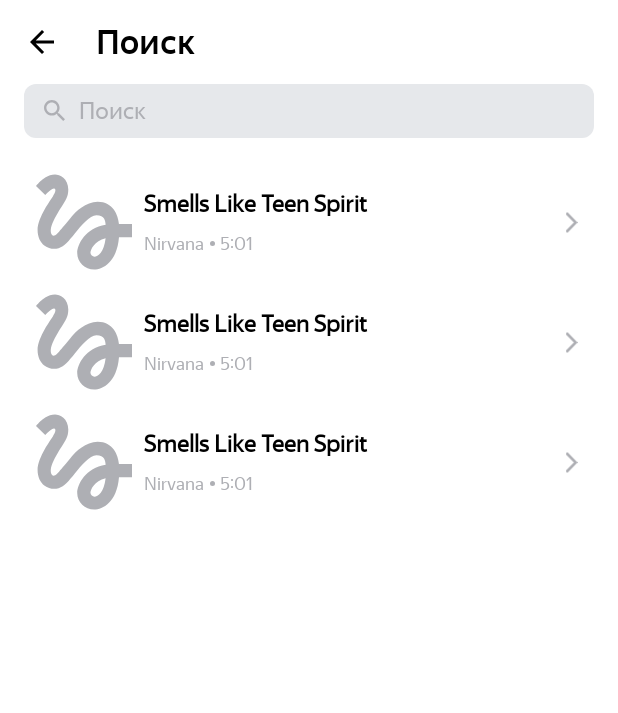
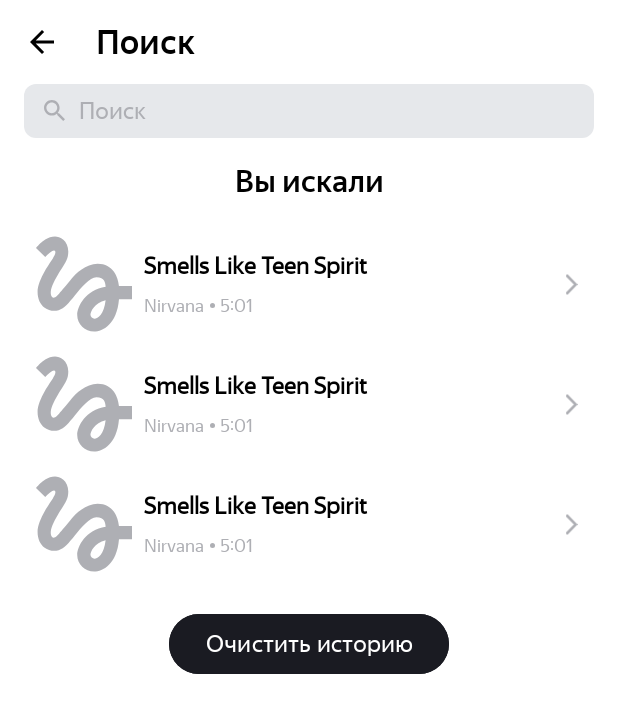
Before and after one commit to EfiR4ik/PlaylistMaker2, an Android app: the layout activity_search.xml on its own in the app's theme, with its tools: preview values and no code run, on a phone screen of 412 x 824 dp. Shown: the top 713 px of the screen. Run offline under Robolectric (Android 15) with nearby library versions, the phone set to English and light mode, and no system bars.

Commit message:
Added search history and search logic (ex12)

```diff
--- a/app/build.gradle.kts
+++ b/app/build.gradle.kts
@@ -37,6 +37,8 @@ android {
 
 dependencies {
     implementation(libs.glide)
+    annotationProcessor (libs.compiler)
+    implementation(libs.gson)
     implementation(libs.androidx.core.ktx)
     implementation(libs.androidx.appcompat)
     implementation(libs.material)
--- a/app/src/main/res/layout/activity_search.xml
+++ b/app/src/main/res/layout/activity_search.xml
@@ -81,12 +81,32 @@
             android:layout_gravity="end"
             tools:ignore="RtlSymmetry"/>
     </FrameLayout>
+    <ScrollView
+        android:layout_width="match_parent"
+        android:layout_height="match_parent">
 
+        <LinearLayout
+            android:layout_width="match_parent"
+            android:layout_height="wrap_content"
+            android:orientation="vertical">
+
+            <!-- SEARCH HISTORY TITLE -->
+            <TextView
+                android:id="@+id/history_title"
+                style="@style/titleText"
+                android:layout_width="match_parent"
+                android:layout_height="wrap_content"
+                android:text="@string/search_history"
+                android:textSize="20sp"
+                android:textColor="?attr/colorOnSecondary"
+                android:layout_marginTop="16dp"
+                android:gravity="center"/>
+
+            <!-- MAIN RECYCLER VIEW -->
             <androidx.recyclerview.widget.RecyclerView
                 android:id="@+id/recyclerView"
                 android:layout_width="match_parent"
-        android:layout_height="0dp"
-        android:layout_weight="1"
+                android:layout_height="wrap_content"
                 android:paddingStart="16dp"
                 android:paddingEnd="16dp"
                 android:paddingTop="16dp"
@@ -94,4 +114,20 @@
                 app:layoutManager="androidx.recyclerview.widget.LinearLayoutManager"
                 tools:listitem="@layout/track_view"/>
 
+            <!-- CLEAR HISTORY BUTTON -->
+            <Button
+                android:id="@+id/clear_history_button"
+                android:layout_width="wrap_content"
+                android:layout_height="wrap_content"
+                android:layout_gravity="center"
+                android:layout_margin="16dp"
+                android:backgroundTint="?attr/colorButtonNormal"
+                android:contentDescription="@string/clear_history_description"
+                android:fontFamily="@font/yandex_sans_display_regular"
+                android:textSize="@dimen/regular_text_size"
+                android:text="@string/clear_history_description"
+                android:textColor="?attr/colorSecondary"
+                android:visibility="visible" />
         </LinearLayout>
+    </ScrollView>
+</LinearLayout>
--- a/app/src/main/res/values-night/themes.xml
+++ b/app/src/main/res/values-night/themes.xml
@@ -11,5 +11,6 @@
         <item name="colorOnSecondary">@color/white</item>
         <item name="switchStyle">@style/settingsSwitchDark</item>
         <item name="colorOnSecondaryFixed">@color/gray</item>
+        <item name="colorButtonNormal">@color/white</item>
     </style>
 </resources>
--- a/app/src/main/res/values/strings.xml
+++ b/app/src/main/res/values/strings.xml
@@ -30,6 +30,8 @@
     <string name="clear_button_description">Очистить</string>
     <string name="track_cover_description">Обложка трека</string>
     <string name="see_more">Подробнее</string>
+    <string name="search_history">Вы искали</string>
+    <string name="clear_history_description">Очистить историю</string>
 
     <!-- COMMON STRINGS -->
     <string name="app_name">PlaylistMaker</string>
--- a/app/src/main/res/values/themes.xml
+++ b/app/src/main/res/values/themes.xml
@@ -11,5 +11,6 @@
         <item name="colorOnSecondary">@color/black</item>
         <item name="switchStyle">@style/settingsSwitchLight</item>
         <item name="colorOnSecondaryFixed">@color/gray</item>
+        <item name="colorButtonNormal">@color/dark_gray</item>
     </style>
 </resources>
--- a/gradle/libs.versions.toml
+++ b/gradle/libs.versions.toml
@@ -1,6 +1,8 @@
 [versions]
 agp = "8.7.3"
+compiler = "4.15.1"
 glide = "4.16.0"
+gson = "2.10.1"
 kotlin = "1.9.24"
 coreKtx = "1.10.1"
 junit = "4.13.2"
@@ -13,7 +15,9 @@ constraintlayout = "2.1.4"
 
 [libraries]
 androidx-core-ktx = { group = "androidx.core", name = "core-ktx", version.ref = "coreKtx" }
+compiler = { module = "com.github.bumptech.glide:compiler", version.ref = "compiler" }
 glide = { module = "com.github.bumptech.glide:glide", version.ref = "glide" }
+gson = { module = "com.google.code.gson:gson", version.ref = "gson" }
 junit = { group = "junit", name = "junit", version.ref = "junit" }
 androidx-junit = { group = "androidx.test.ext", name = "junit", version.ref = "junitVersion" }
 androidx-espresso-core = { group = "androidx.test.espresso", name = "espresso-core", version.ref = "espressoCore" }
```
Also changed, not shown: app/src/main/java/com/example/playlistmaker/SearchActivity.kt (+81 -15 lines), app/src/main/java/com/example/playlistmaker/SearchHistory.kt (added, +43 -0 lines), app/src/main/java/com/example/playlistmaker/TracksAdapter.kt (+16 -2 lines), 1 other file. Lines whose indentation alone changed are shown as unchanged.
